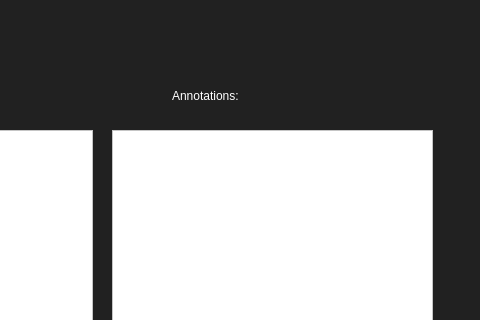
This is QEPScreen.ui in Joshlim288/sql-annotator as Qt 5 draws it before an edit; both pictures show x 278 to 758 and y 0 to 320 of the 758 by 454 pixel window. The edited form follows.
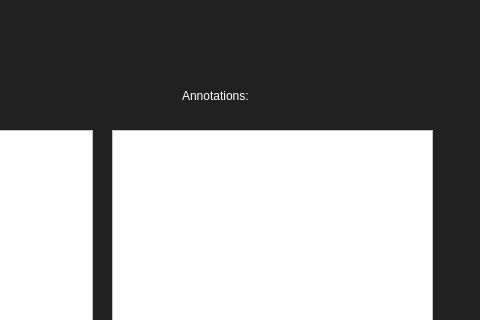
This is the edited form.

Commit message: Syntax highlighter includes more keywords, case-insensitive

Diff of the .ui file:
```diff
--- a/QEPScreen.ui
+++ b/QEPScreen.ui
@@ -71,7 +71,7 @@
   <widget class="QLabel" name="titleText_2">
    <property name="geometry">
     <rect>
-     <x>450</x>
+     <x>460</x>
      <y>70</y>
      <width>191</width>
      <height>51</height>
```
The commit also changes 1 other file.
